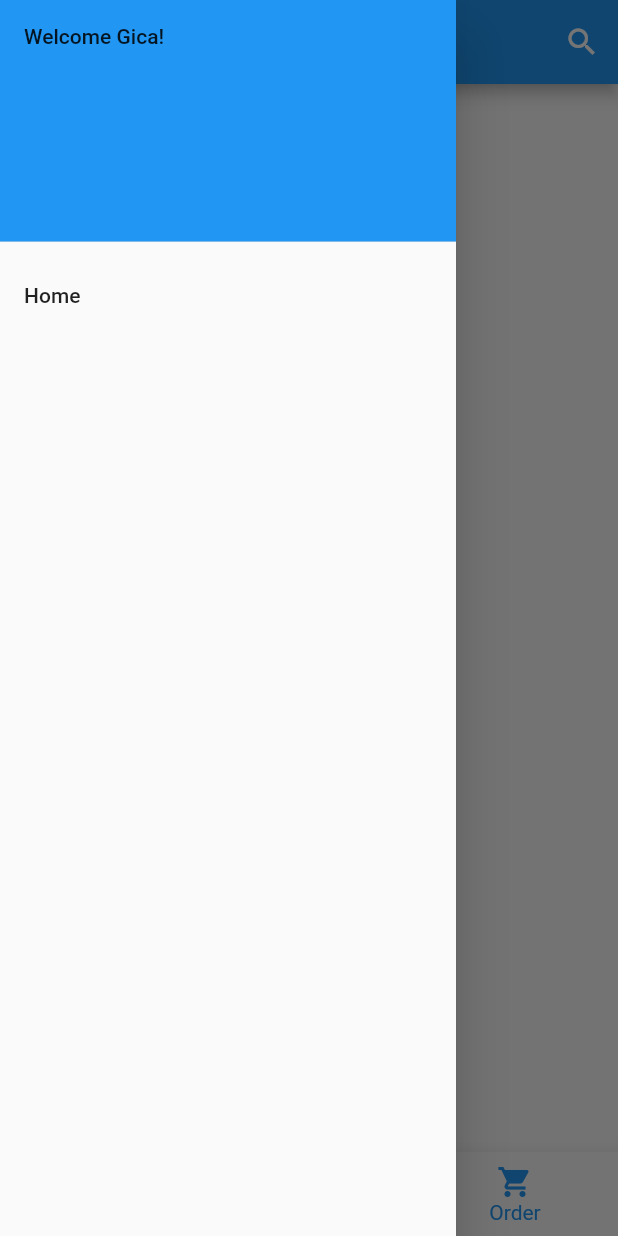
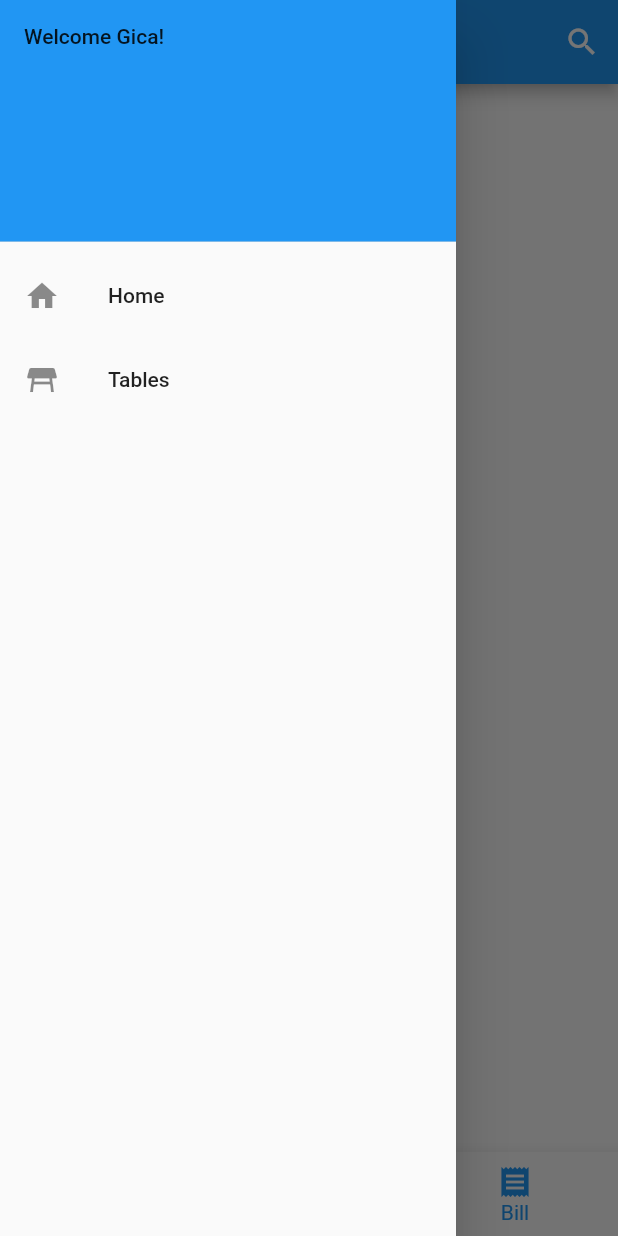
Before and after one commit to cosmingeorge8/restaurant-app, a Flutter app: the screen it shows after launch, item 3 of the bottom bar chosen, with the side drawer open, on a phone screen of 412 x 824 dp. Run offline on Flutter 3.47's test engine with Material 2 defaults, Android fonts, the phone set to English and light mode, and no system bars; our stand-ins replace dartz, equatable, flutter_slidable, fluttertoast; network calls fail.

```diff
--- /dev/null
+++ b/lib/presentation/pages/bill_page.dart
@@ -0,0 +1,10 @@
+import 'package:flutter/cupertino.dart';
+
+class BillPage extends StatelessWidget {
+  const BillPage({Key? key}) : super(key: key);
+
+  @override
+  Widget build(BuildContext context) {
+    return Container();
+  }
+}
--- a/lib/presentation/pages/home.dart
+++ b/lib/presentation/pages/home.dart
@@ -4,6 +4,7 @@ import 'package:restaurantapp/presentation/pages/tables_page.dart';
 import '../widgets/app_bar.dart';
 import '../widgets/main_body.dart';
 import '../widgets/search_bar.dart';
+import 'bill_page.dart';
 import 'orders_page.dart';
 
 class MyHomePage extends StatefulWidget {
@@ -34,12 +35,20 @@ class _MyHomePageState extends State<MyHomePage> {
         child: ListView(
           shrinkWrap: true,
           padding: EdgeInsets.zero,
-          children: const [
-            DrawerHeader(
+          children: [
+            const DrawerHeader(
               child: Text('Welcome Gica!'),
               decoration: BoxDecoration(color: Colors.blue),
             ),
-            ListTile(title: Text('Home')),
+            const ListTile(
+              leading: Icon(Icons.home),
+              title: Text('Home'),
+            ),
+            ListTile(
+              leading: const Icon(Icons.table_restaurant),
+              title: const Text('Tables'),
+              onTap: () => showTablesScreen(),
+            ),
           ],
         ),
       ),
@@ -51,12 +60,12 @@ class _MyHomePageState extends State<MyHomePage> {
             label: 'Menu',
           ),
           BottomNavigationBarItem(
-            icon: Icon(Icons.table_restaurant_rounded),
-            label: 'Tables',
+            icon: Icon(Icons.shopping_cart),
+            label: 'Order',
           ),
           BottomNavigationBarItem(
-            icon: Icon(Icons.shopping_cart),
-            label: 'Order',
+            icon: Icon(Icons.receipt),
+            label: 'Bill',
           ),
         ],
         currentIndex: _selectedIndex,
@@ -73,11 +82,17 @@ class _MyHomePageState extends State<MyHomePage> {
       case 0:
         return const MainPageBody();
       case 1:
-        return TablesPage();
+        return const OrdersPage();
       case 2:
-        return const OrdersPage();
+        return const BillPage();
       default:
         throw Exception('Illegal state exception');
     }
   }
+
+  showTablesScreen() {
+    Navigator.of(context).push(MaterialPageRoute(
+      builder: (context) => const TablesPage(),
+    ));
+  }
 }
--- a/lib/presentation/providers/bill_provider.dart
+++ b/lib/presentation/providers/bill_provider.dart
@@ -0,0 +1,3 @@
+import 'package:flutter/cupertino.dart';
+
+class BillProvider with ChangeNotifier {}
--- a/lib/presentation/providers/product_provider.dart
+++ b/lib/presentation/providers/product_provider.dart
@@ -24,11 +24,12 @@ class ProductProvider with ChangeNotifier {
     ),
     Product(
       name: 'Beer',
-      description: 'Mare bautur',
+      description:
+          'Beer is one of the oldest and most widely consumed alcoholic drinks in the world, and the third most popular drink overall after water and tea.',
       price: 5,
       available: true,
       images: [
-        'https://images.unsplash.com/photo-1622483767028-3f66f32aef97?ixlib=rb-1.2.1&ixid=MnwxMjA3fDB8MHxwaG90by1wYWdlfHx8fGVufDB8fHx8&auto=format&fit=crop&w=1170&q=80'
+        'https://hips.hearstapps.com/del.h-cdn.co/assets/cm/15/11/3200x1600/54f65d39ab05d_-_183341797.jpg?resize=980:*'
       ],
     ),
     Product(
@@ -37,7 +38,7 @@ class ProductProvider with ChangeNotifier {
       price: 5,
       available: true,
       images: [
-        'https://images.unsplash.com/photo-1622483767028-3f66f32aef97?ixlib=rb-1.2.1&ixid=MnwxMjA3fDB8MHxwaG90by1wYWdlfHx8fGVufDB8fHx8&auto=format&fit=crop&w=1170&q=80'
+        'https://l28.nl/media/cache/webp/77/Fanta_Orange_smal_blik_24x330_ml.436x436.webp'
       ],
     ),
   ];
```
Also changed, not shown: lib/presentation/pages/orders_page.dart (+26 -5 lines), lib/presentation/pages/tables_page.dart (+9 -5 lines), lib/presentation/providers/order_provider.dart (+10 -0 lines).
